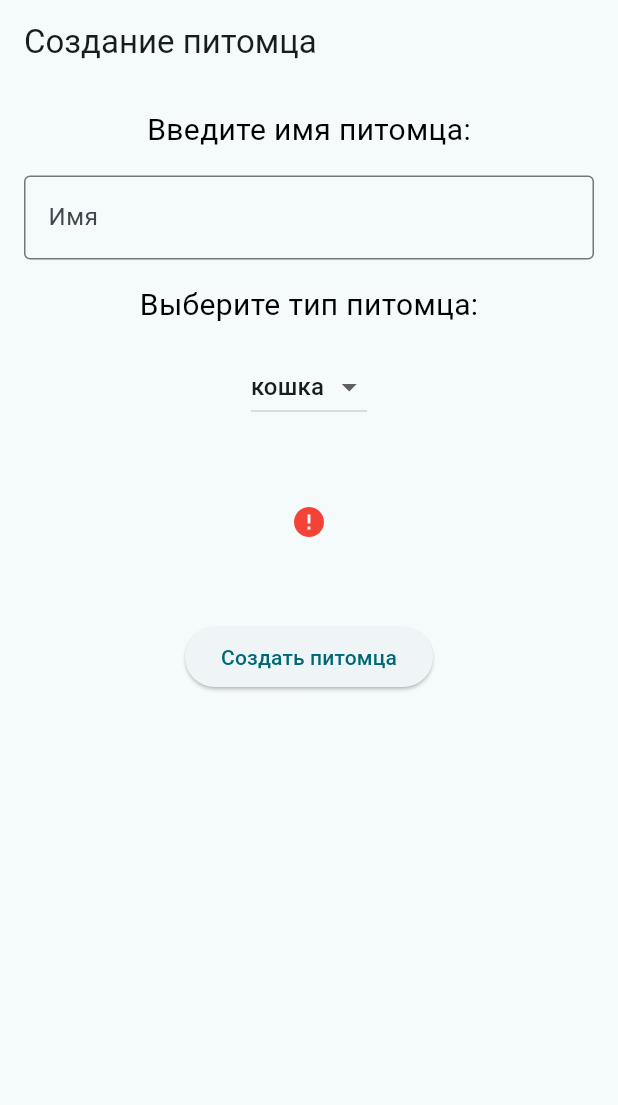
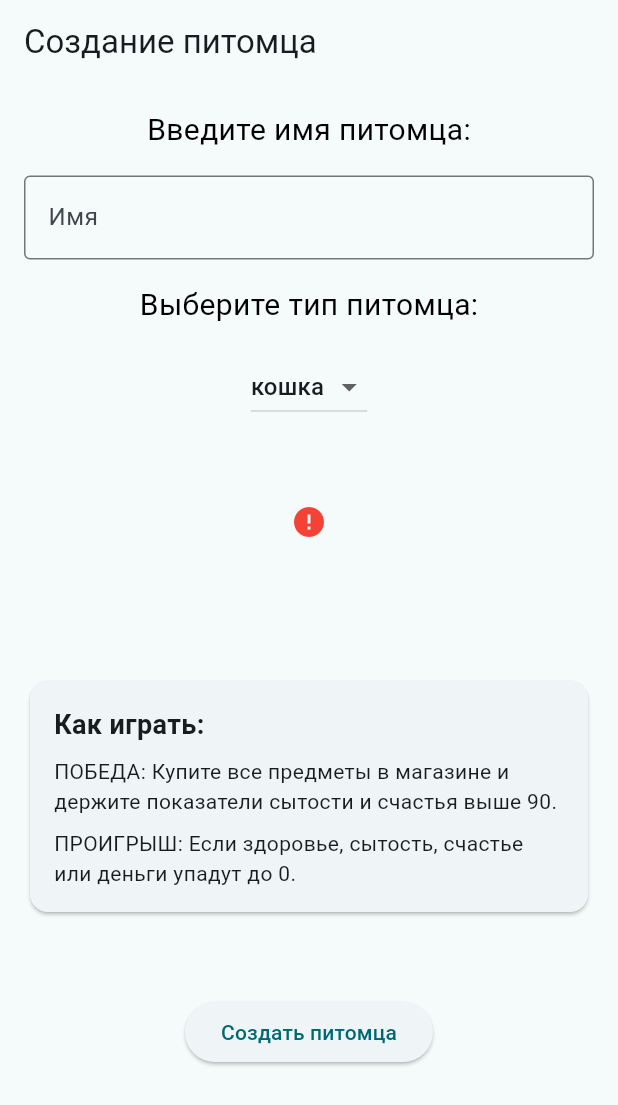
Before and after one commit to Le1NZ/flutter_practics, a Flutter app: the screen it shows after launch, on a phone screen of 412 x 824 dp. Shown: the top 1105 px of the screen. Run offline on Flutter 3.47's test engine with Material 3 defaults, Android fonts, the phone set to English and light mode, and no system bars; drawn by our look-alikes of cached_network_image; our stand-ins replace flutter_bloc, go_router; network calls fail.

Commit message:
Practice-10: Fixes and adopt old code

```diff
--- a/lib/app.dart
+++ b/lib/app.dart
@@ -7,6 +7,9 @@ import 'package:flutter_project/feature/pet_info/pet_info.dart';
 import 'package:flutter_project/feature/pet_settings/pet_settings.dart';
 import 'package:flutter_project/feature/store/cubit/store_cubit.dart';
 import 'package:flutter_project/feature/store/store.dart';
+import 'package:flutter_project/feature/minigame/minigame.dart';
+import 'package:flutter_project/feature/vet/vet.dart';
+import 'package:flutter_project/feature/tasks/tasks.dart';
 import 'package:flutter_project/shared/app_theme.dart';
 import 'package:go_router/go_router.dart';
 
@@ -34,6 +37,15 @@ class PetApp extends StatelessWidget {
         builder: (context, state) => const PetSettingsScreen(),
       ),
       GoRoute(path: '/store', builder: (context, state) => const StoreScreen()),
+      GoRoute(path: '/vet', builder: (context, state) => const VetScreen()),
+      GoRoute(path: '/tasks', builder: (context, state) => const TasksScreen()),
+      GoRoute(
+        path: '/minigame',
+        builder: (context, state) => BlocProvider(
+          create: (context) => MinigameCubit(context.read<UserInfoCubit>()),
+          child: const MinigameScreen(),
+        ),
+      ),
       GoRoute(
         path: '/end-game',
         builder: (context, state) {
@@ -53,6 +65,15 @@ class PetApp extends StatelessWidget {
           create: (context) => PetCubit(context.read<UserInfoCubit>()),
         ),
         BlocProvider(
+          create: (context) => VetCubit(
+            userInfoCubit: context.read<UserInfoCubit>(),
+            petCubit: context.read<PetCubit>(),
+          ),
+        ),
+        BlocProvider(
+          create: (context) => TasksCubit(context.read<UserInfoCubit>()),
+        ),
+        BlocProvider(
           create: (context) => StoreCubit(context.read<UserInfoCubit>()),
         ),
       ],
--- a/lib/feature/create_pet/screen/create_pet_screen.dart
+++ b/lib/feature/create_pet/screen/create_pet_screen.dart
@@ -67,6 +67,23 @@ class CreatePetScreen extends StatelessWidget {
         _helpText('Выберите тип питомца:'),
         _dropdownMenu(context, state),
         _petImage(state.petTypes[state.selectedPetIndex].imageUrl),
+        const SizedBox(height: 20),
+        const Card(
+          child: Padding(
+            padding: EdgeInsets.all(16.0),
+            child: Column(
+              crossAxisAlignment: CrossAxisAlignment.start,
+              children: [
+                Text("Как играть:", style: TextStyle(fontWeight: FontWeight.bold, fontSize: 18)),
+                SizedBox(height: 8),
+                Text("ПОБЕДА: Купите все предметы в магазине и держите показатели сытости и счастья выше 90."),
+                SizedBox(height: 8),
+                Text("ПРОИГРЫШ: Если здоровье, сытость, счастье или деньги упадут до 0."),
+              ],
+            ),
+          ),
+        ),
+        const SizedBox(height: 20),
         ElevatedButton(
           onPressed: () => _onCreatePetPressed(context),
           child: const Text('Создать питомца'),
--- a/lib/feature/pet_info/model/pet_status.dart
+++ b/lib/feature/pet_info/model/pet_status.dart
@@ -1,13 +1,19 @@
 class PetStatus {
   final int hungry;
   final int happiness;
+  final int health;
 
-  PetStatus({required this.hungry, required this.happiness});
+  PetStatus({
+    required this.hungry,
+    required this.happiness,
+    this.health = 100,
+  });
 
-  PetStatus copyWith({int? hungry, int? happiness}) {
+  PetStatus copyWith({int? hungry, int? happiness, int? health}) {
     return PetStatus(
       hungry: hungry?.clamp(0, 100) ?? this.hungry,
       happiness: happiness?.clamp(0, 100) ?? this.happiness,
+      health: health?.clamp(0, 100) ?? this.health,
     );
   }
 }
--- a/lib/feature/pet_info/model/user_info.dart
+++ b/lib/feature/pet_info/model/user_info.dart
@@ -1,10 +1,13 @@
 class UserInfo {
-
   final int money;
 
-  UserInfo({required this.money});
+  UserInfo({
+    required this.money,
+  });
 
-  UserInfo copyWith({int? money}) {
+  UserInfo copyWith({
+    int? money,
+  }) {
     return UserInfo(
       money: money ?? this.money,
     );
--- a/lib/feature/pet_settings/screen/pet_settings_screen.dart
+++ b/lib/feature/pet_settings/screen/pet_settings_screen.dart
@@ -46,6 +46,8 @@ class PetSettingsScreen extends StatelessWidget {
           _textInfo("Сытость: ${petState.petStatus!.hungry}/100"),
         if (petState.petStatus != null)
           _textInfo("Счастье: ${petState.petStatus!.happiness}/100"),
+        if (petState.petStatus != null)
+          _textInfo("Здоровье: ${petState.petStatus!.health}/100"),
         ElevatedButton(
           onPressed: () => _onSavePressed(context),
           child: const Text("Сохранить"),
```
Also changed, not shown: lib/feature/pet_info/cubit/pet_cubit.dart (+44 -4 lines), lib/feature/pet_info/screen/pet_info_container.dart (+40 -4 lines), lib/shared/components/progress_bar.dart (+10 -2 lines).
